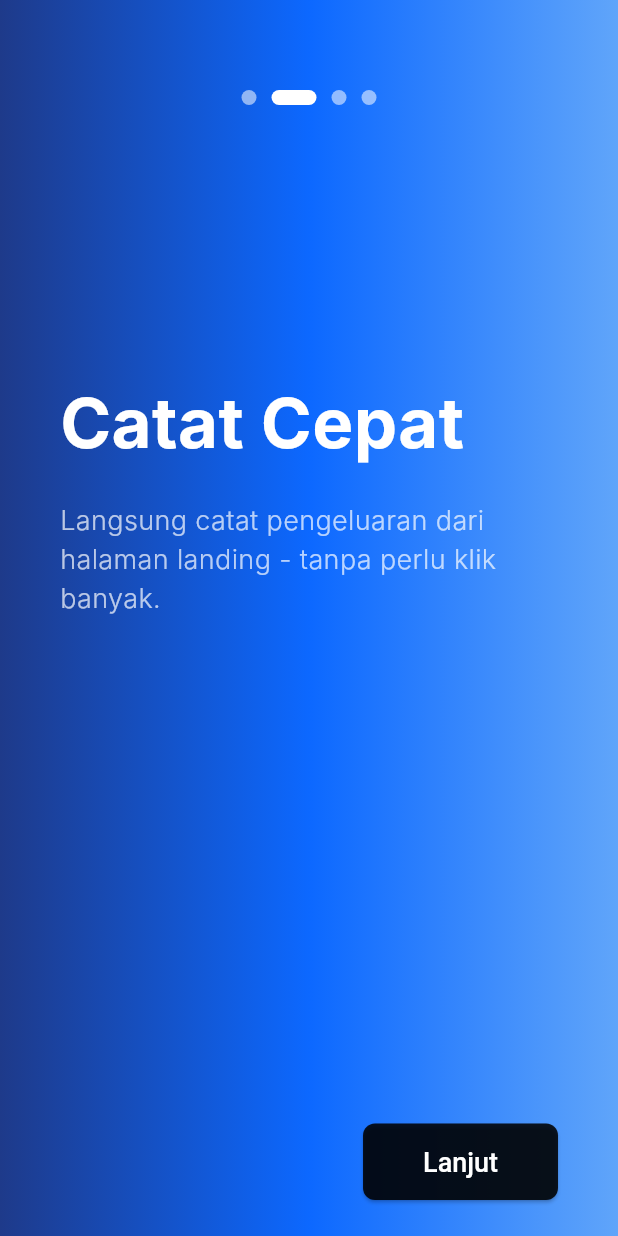
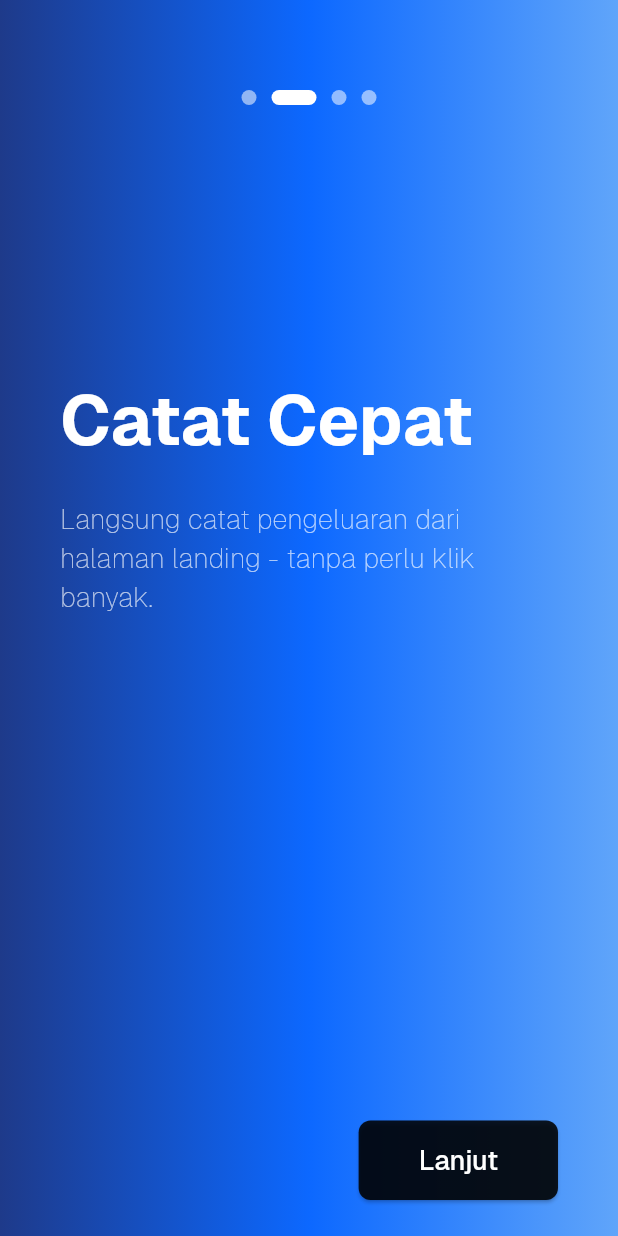
Before and after one commit to Apps-FinLog/FinLog, a Flutter app: the screen it shows after launch, swiped to page 2, on a phone screen of 412 x 824 dp. Run offline on Flutter 3.47's test engine with Material 3 defaults, Android fonts, the phone set to English and light mode, and no system bars; our stand-ins replace flutter_svg; Roboto replaces fonts that are missing (Inter); project files that could hold a hidden picture were left out.

Commit message:
feat: Ensure consistent font family for onboarding text styles

```diff
--- a/lib/styles/text_styles.dart
+++ b/lib/styles/text_styles.dart
@@ -2,18 +2,21 @@ import 'package:flutter/material.dart';
 
 class AppTextStyles {
   static const TextStyle onboardingTitle = TextStyle(
+    fontFamily: 'Geist',
     fontSize: 46,
     fontWeight: FontWeight.bold,
     color: Colors.white,
   );
 
   static const TextStyle onboardingDescription = TextStyle(
+    fontFamily: 'Geist',
     fontSize: 18,
     fontWeight: FontWeight.w300,
     color: Colors.white70,
   );
 
   static const TextStyle onboardingButton = TextStyle(
+    fontFamily: 'Geist',
     fontSize: 18,
     color: Colors.white,
     fontWeight: FontWeight.w500,
```
